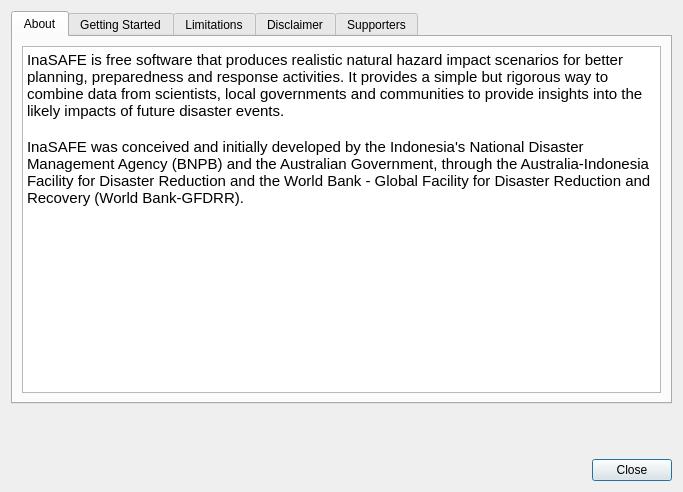
Qt form safe_qgis/ui/about_dialog_base.ui (inasafe/inasafe) before a commit.
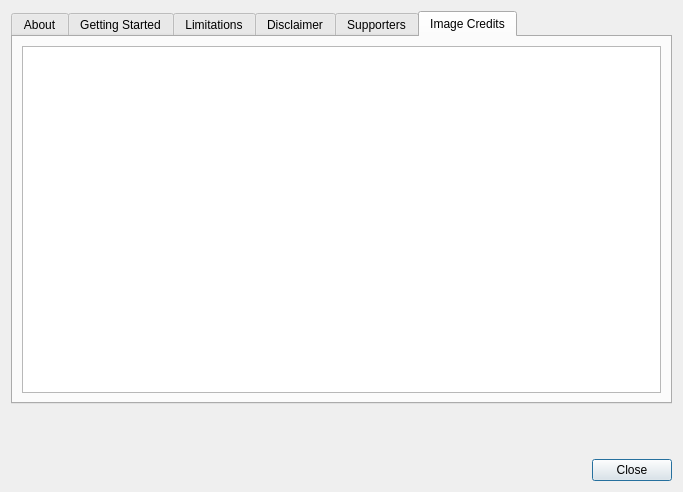
The same form after that commit. Icons and pictures are not drawn.

```diff
--- a/safe_qgis/ui/about_dialog_base.ui
+++ b/safe_qgis/ui/about_dialog_base.ui
@@ -17,7 +17,7 @@
    <item row="0" column="0" colspan="3">
     <widget class="QTabWidget" name="tab_widget">
      <property name="currentIndex">
-      <number>0</number>
+      <number>5</number>
      </property>
      <widget class="QWidget" name="about_tab">
       <attribute name="title">
@@ -33,10 +33,10 @@
           <string>&lt;!DOCTYPE HTML PUBLIC &quot;-//W3C//DTD HTML 4.0//EN&quot; &quot;http://www.w3.org/TR/REC-html40/strict.dtd&quot;&gt;
 &lt;html&gt;&lt;head&gt;&lt;meta name=&quot;qrichtext&quot; content=&quot;1&quot; /&gt;&lt;style type=&quot;text/css&quot;&gt;
 p, li { white-space: pre-wrap; }
-&lt;/style&gt;&lt;/head&gt;&lt;body style=&quot; font-family:'Sans'; font-size:9pt; font-weight:400; font-style:normal;&quot;&gt;
-&lt;p style=&quot; margin-top:0px; margin-bottom:0px; margin-left:0px; margin-right:0px; -qt-block-indent:0; text-indent:0px;&quot;&gt;&lt;span style=&quot; font-family:'Cantarell'; font-size:11pt;&quot;&gt;InaSAFE is free software that produces realistic natural hazard impact scenarios for better planning, preparedness and response activities. It provides a simple but rigorous way to combine data from scientists, local governments and communities to provide insights into the likely impacts of future disaster events.&lt;/span&gt;&lt;/p&gt;
-&lt;p style=&quot;-qt-paragraph-type:empty; margin-top:0px; margin-bottom:0px; margin-left:0px; margin-right:0px; -qt-block-indent:0; text-indent:0px; font-family:'Cantarell'; font-size:11pt;&quot;&gt;&lt;br /&gt;&lt;/p&gt;
-&lt;p style=&quot; margin-top:0px; margin-bottom:0px; margin-left:0px; margin-right:0px; -qt-block-indent:0; text-indent:0px;&quot;&gt;&lt;span style=&quot; font-family:'Cantarell'; font-size:11pt;&quot;&gt;InaSAFE was conceived and initially developed by the Indonesia's National Disaster Management Agency (BNPB) and the Australian Government, through the Australia-Indonesia Facility for Disaster Reduction and the World Bank - Global Facility for Disaster Reduction and Recovery (World Bank-GFDRR).&lt;/span&gt;&lt;/p&gt;&lt;/body&gt;&lt;/html&gt;</string>
+&lt;/style&gt;&lt;/head&gt;&lt;body style=&quot; font-family:'Cantarell'; font-size:11pt; font-weight:400; font-style:normal;&quot;&gt;
+&lt;p style=&quot; margin-top:0px; margin-bottom:0px; margin-left:0px; margin-right:0px; -qt-block-indent:0; text-indent:0px;&quot;&gt;InaSAFE is free software that produces realistic natural hazard impact scenarios for better planning, preparedness and response activities. It provides a simple but rigorous way to combine data from scientists, local governments and communities to provide insights into the likely impacts of future disaster events.&lt;/p&gt;
+&lt;p style=&quot;-qt-paragraph-type:empty; margin-top:0px; margin-bottom:0px; margin-left:0px; margin-right:0px; -qt-block-indent:0; text-indent:0px;&quot;&gt;&lt;br /&gt;&lt;/p&gt;
+&lt;p style=&quot; margin-top:0px; margin-bottom:0px; margin-left:0px; margin-right:0px; -qt-block-indent:0; text-indent:0px;&quot;&gt;InaSAFE was conceived and initially developed by the Indonesia's National Disaster Management Agency (BNPB) and the Australian Government, through the Australia-Indonesia Facility for Disaster Reduction and the World Bank - Global Facility for Disaster Reduction and Recovery (World Bank-GFDRR).&lt;/p&gt;&lt;/body&gt;&lt;/html&gt;</string>
          </property>
         </widget>
        </item>
@@ -140,6 +140,32 @@
        </item>
       </layout>
      </widget>
+     <widget class="QWidget" name="image_credits_tab">
+      <attribute name="title">
+       <string>Image Credits</string>
+      </attribute>
+      <layout class="QGridLayout" name="gridLayout_7">
+       <item row="0" column="0">
+        <widget class="QTextEdit" name="image_credits_text">
+         <property name="font">
+          <font>
+           <pointsize>9</pointsize>
+          </font>
+         </property>
+         <property name="readOnly">
+          <bool>true</bool>
+         </property>
+         <property name="html">
+          <string>&lt;!DOCTYPE HTML PUBLIC &quot;-//W3C//DTD HTML 4.0//EN&quot; &quot;http://www.w3.org/TR/REC-html40/strict.dtd&quot;&gt;
+&lt;html&gt;&lt;head&gt;&lt;meta name=&quot;qrichtext&quot; content=&quot;1&quot; /&gt;&lt;style type=&quot;text/css&quot;&gt;
+p, li { white-space: pre-wrap; }
+&lt;/style&gt;&lt;/head&gt;&lt;body style=&quot; font-family:'Cantarell'; font-size:9pt; font-weight:400; font-style:normal;&quot;&gt;
+&lt;p style=&quot;-qt-paragraph-type:empty; margin-top:0px; margin-bottom:0px; margin-left:0px; margin-right:0px; -qt-block-indent:0; text-indent:0px; font-family:'Sans';&quot;&gt;&lt;br /&gt;&lt;/p&gt;&lt;/body&gt;&lt;/html&gt;</string>
+         </property>
+        </widget>
+       </item>
+      </layout>
+     </widget>
     </widget>
    </item>
    <item row="1" column="1" rowspan="2">
```
Left out of the diff: 34 changed lines with no effect on the pictures.
